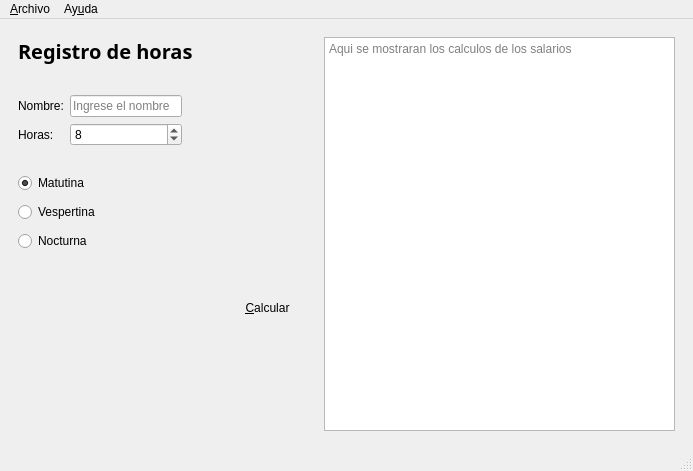
Above: salario.ui from Adr802/P59-QT-Salarios-UI before the change. Below: the same form after it.
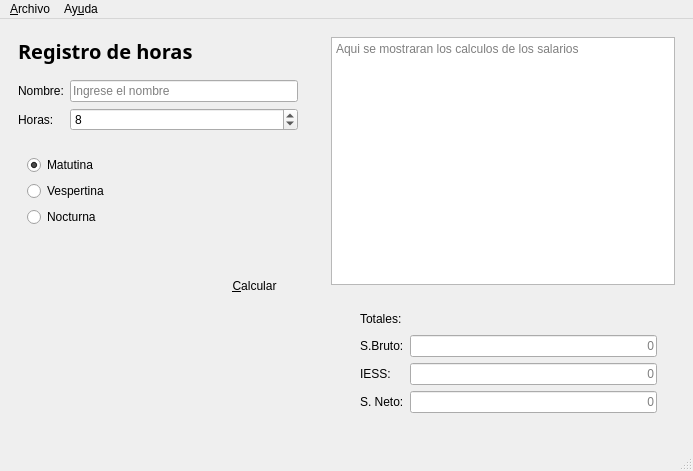
That is the form after the change. Icons and pictures are not drawn.

Commit message: Agregar totales a la GUI, y guardar totales en el archivo

```diff
--- a/salario.ui
+++ b/salario.ui
@@ -51,15 +51,9 @@
       <property name="autoFillBackground">
        <bool>false</bool>
       </property>
+      <layout class="QVBoxLayout" name="verticalLayout_2">
+       <item>
       <widget class="QLabel" name="label_4">
-       <property name="geometry">
-        <rect>
-         <x>9</x>
-         <y>9</y>
-         <width>175</width>
-         <height>28</height>
-        </rect>
-       </property>
        <property name="font">
         <font>
          <family>Segoe UI Black</family>
@@ -75,20 +69,14 @@
         <string>Registro de horas</string>
        </property>
       </widget>
+       </item>
+       <item>
       <widget class="QWidget" name="widget_3" native="true">
-       <property name="geometry">
-        <rect>
-         <x>9</x>
-         <y>43</y>
-         <width>164</width>
-         <height>93</height>
-        </rect>
-       </property>
        <layout class="QFormLayout" name="formLayout">
         <property name="leftMargin">
          <number>0</number>
         </property>
-        <item row="1" column="0">
+          <item row="0" column="0">
          <widget class="QLabel" name="label">
           <property name="styleSheet">
            <string notr="true">color: rgb(0, 0, 0);</string>
@@ -98,14 +86,14 @@
           </property>
          </widget>
         </item>
-        <item row="1" column="1">
+          <item row="0" column="1">
          <widget class="QLineEdit" name="inName">
           <property name="placeholderText">
            <string notr="true">Ingrese el nombre</string>
           </property>
          </widget>
         </item>
-        <item row="2" column="0">
+          <item row="1" column="0">
          <widget class="QLabel" name="label_2">
           <property name="styleSheet">
            <string notr="true">color: rgb(0, 0, 0);</string>
@@ -115,7 +103,7 @@
           </property>
          </widget>
         </item>
-        <item row="2" column="1">
+          <item row="1" column="1">
          <widget class="QSpinBox" name="inHour">
           <property name="maximum">
            <number>50</number>
@@ -128,22 +116,11 @@
           </property>
          </widget>
         </item>
-        <item row="0" column="1">
-         <widget class="QWidget" name="widget_6" native="true">
-          <layout class="QHBoxLayout" name="horizontalLayout_3"/>
-         </widget>
-        </item>
-       </layout>
-      </widget>
+         </layout>
+        </widget>
+       </item>
+       <item>
       <widget class="QWidget" name="widget_4" native="true">
-       <property name="geometry">
-        <rect>
-         <x>9</x>
-         <y>142</y>
-         <width>94</width>
-         <height>87</height>
-        </rect>
-       </property>
        <layout class="QVBoxLayout" name="verticalLayout">
         <item>
          <widget class="QRadioButton" name="inMatutino">
@@ -171,15 +148,9 @@
         </item>
        </layout>
       </widget>
+       </item>
+       <item>
       <widget class="QWidget" name="widget_5" native="true">
-       <property name="geometry">
-        <rect>
-         <x>21</x>
-         <y>240</y>
-         <width>281</width>
-         <height>80</height>
-        </rect>
-       </property>
        <property name="autoFillBackground">
         <bool>false</bool>
        </property>
@@ -260,12 +231,27 @@
         </item>
        </layout>
       </widget>
+       </item>
+       <item>
+        <spacer name="verticalSpacer">
+         <property name="orientation">
+          <enum>Qt::Vertical</enum>
+         </property>
+         <property name="sizeHint" stdset="0">
+          <size>
+           <width>20</width>
+           <height>40</height>
+          </size>
+         </property>
+        </spacer>
+       </item>
+      </layout>
      </widget>
     </item>
     <item>
      <widget class="QWidget" name="widget_2" native="true">
-      <layout class="QGridLayout" name="gridLayout">
-       <item row="0" column="0">
+      <layout class="QVBoxLayout" name="verticalLayout_3">
+       <item>
         <widget class="QPlainTextEdit" name="outResult">
          <property name="readOnly">
           <bool>true</bool>
@@ -275,6 +261,126 @@
          </property>
         </widget>
        </item>
+       <item>
+        <widget class="QWidget" name="widget_7" native="true">
+         <property name="sizePolicy">
+          <sizepolicy hsizetype="Preferred" vsizetype="Preferred">
+           <horstretch>0</horstretch>
+           <verstretch>0</verstretch>
+          </sizepolicy>
+         </property>
+         <layout class="QHBoxLayout" name="horizontalLayout_3">
+          <item>
+           <spacer name="horizontalSpacer_2">
+            <property name="orientation">
+             <enum>Qt::Horizontal</enum>
+            </property>
+            <property name="sizeHint" stdset="0">
+             <size>
+              <width>10</width>
+              <height>20</height>
+             </size>
+            </property>
+           </spacer>
+          </item>
+          <item>
+           <widget class="QWidget" name="widget_6" native="true">
+            <property name="sizePolicy">
+             <sizepolicy hsizetype="Fixed" vsizetype="Preferred">
+              <horstretch>0</horstretch>
+              <verstretch>0</verstretch>
+             </sizepolicy>
+            </property>
+            <property name="autoFillBackground">
+             <bool>false</bool>
+            </property>
+            <layout class="QGridLayout" name="gridLayout">
+             <item row="0" column="0">
+              <widget class="QLabel" name="label_3">
+               <property name="text">
+                <string>Totales:</string>
+               </property>
+              </widget>
+             </item>
+             <item row="0" column="1">
+              <spacer name="horizontalSpacer_3">
+               <property name="orientation">
+                <enum>Qt::Horizontal</enum>
+               </property>
+               <property name="sizeHint" stdset="0">
+                <size>
+                 <width>247</width>
+                 <height>20</height>
+                </size>
+               </property>
+              </spacer>
+             </item>
+             <item row="1" column="0">
+              <widget class="QLabel" name="label_5">
+               <property name="text">
+                <string>S.Bruto:</string>
+               </property>
+              </widget>
+             </item>
+             <item row="2" column="0">
+              <widget class="QLabel" name="label_6">
+               <property name="text">
+                <string>IESS:</string>
+               </property>
+              </widget>
+             </item>
+             <item row="3" column="0">
+              <widget class="QLabel" name="label_7">
+               <property name="text">
+                <string>S. Neto:</string>
+               </property>
+              </widget>
+             </item>
+             <item row="1" column="1">
+              <widget class="QLineEdit" name="outBruto">
+               <property name="alignment">
+                <set>Qt::AlignRight|Qt::AlignTrailing|Qt::AlignVCenter</set>
+               </property>
+               <property name="readOnly">
+                <bool>true</bool>
+               </property>
+               <property name="placeholderText">
+                <string>0</string>
+               </property>
+              </widget>
+             </item>
+             <item row="2" column="1">
+              <widget class="QLineEdit" name="outIESS">
+               <property name="alignment">
+                <set>Qt::AlignRight|Qt::AlignTrailing|Qt::AlignVCenter</set>
+               </property>
+               <property name="readOnly">
+                <bool>true</bool>
+               </property>
+               <property name="placeholderText">
+                <string>0</string>
+               </property>
+              </widget>
+             </item>
+             <item row="3" column="1">
+              <widget class="QLineEdit" name="outNeto">
+               <property name="alignment">
+                <set>Qt::AlignRight|Qt::AlignTrailing|Qt::AlignVCenter</set>
+               </property>
+               <property name="readOnly">
+                <bool>true</bool>
+               </property>
+               <property name="placeholderText">
+                <string>0</string>
+               </property>
+              </widget>
+             </item>
+            </layout>
+           </widget>
+          </item>
+         </layout>
+        </widget>
+       </item>
       </layout>
      </widget>
     </item>
```
Lines whose indentation alone changed are shown as unchanged. The commit also changes 6 other files.
